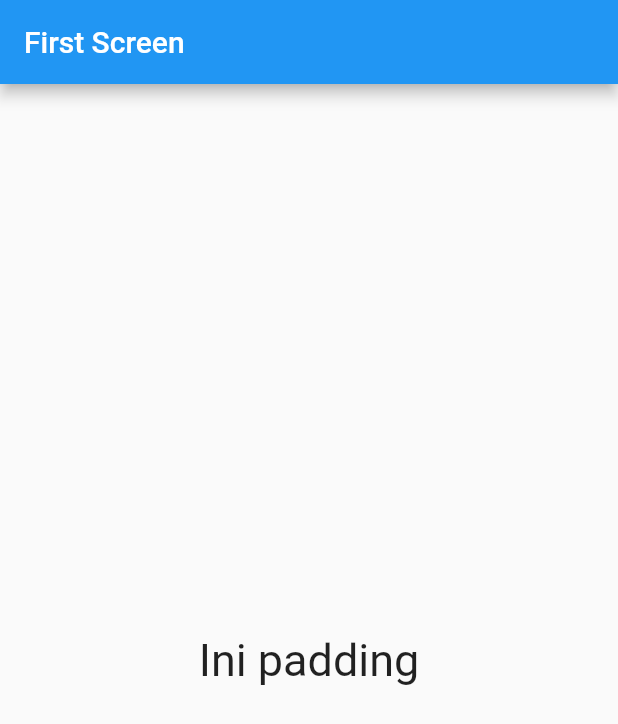
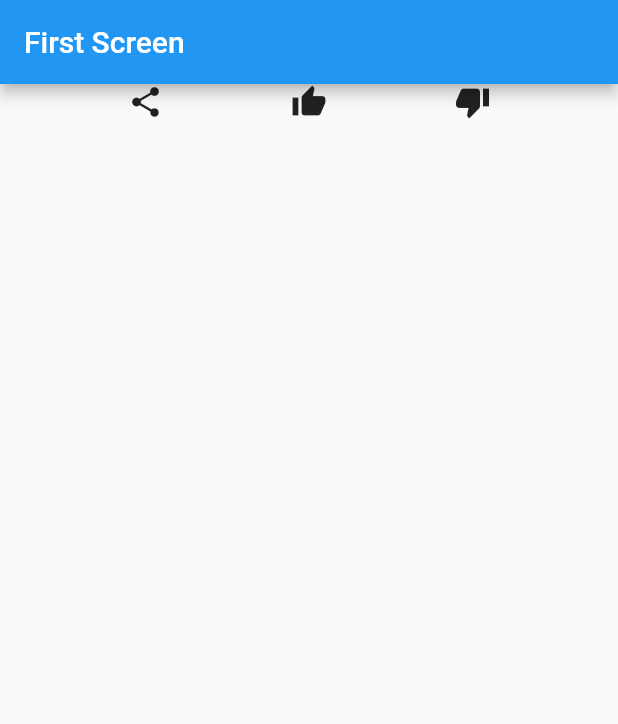
Before and after one commit to saifudinzezy/flutter-pemula, a Flutter app: the screen it shows after launch, on a phone screen of 412 x 824 dp. Shown: the top 724 px of the screen. Run offline on Flutter 3.47's test engine with Material 2 defaults, Android fonts, the phone set to English and light mode, and no system bars.

Commit message:
widget row

```diff
--- a/lib/main.dart
+++ b/lib/main.dart
@@ -23,8 +23,13 @@ class FirstScreen extends StatelessWidget {
       appBar: AppBar(
         title: Text("First Screen"),
       ),
-      body: Center(
-        child: Text('Ini padding', style: TextStyle(fontSize: 30),),
+      body: Row(
+        mainAxisAlignment: MainAxisAlignment.spaceEvenly,
+        children: <Widget>[
+          Icon(Icons.share),
+          Icon(Icons.thumb_up),
+          Icon(Icons.thumb_down)
+        ],
       )
     );
   }
```
